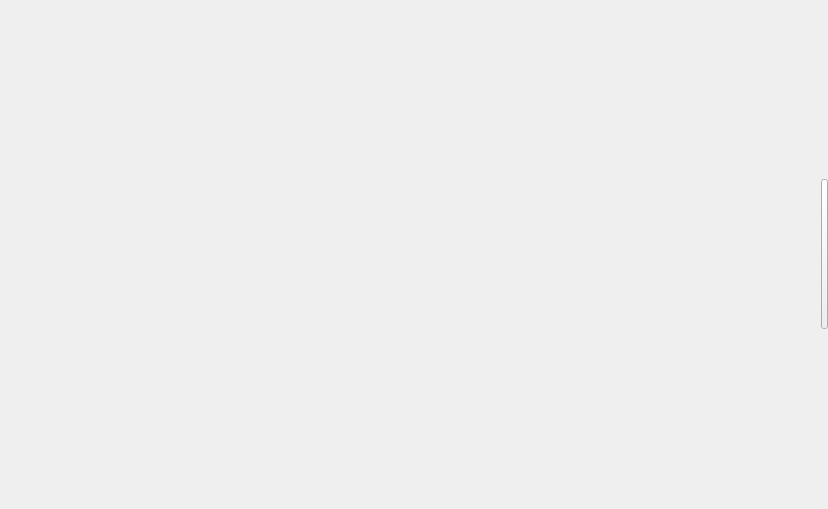
Qt form zapzap/view/drawer.ui (rafatosta/zapzap) before a commit.
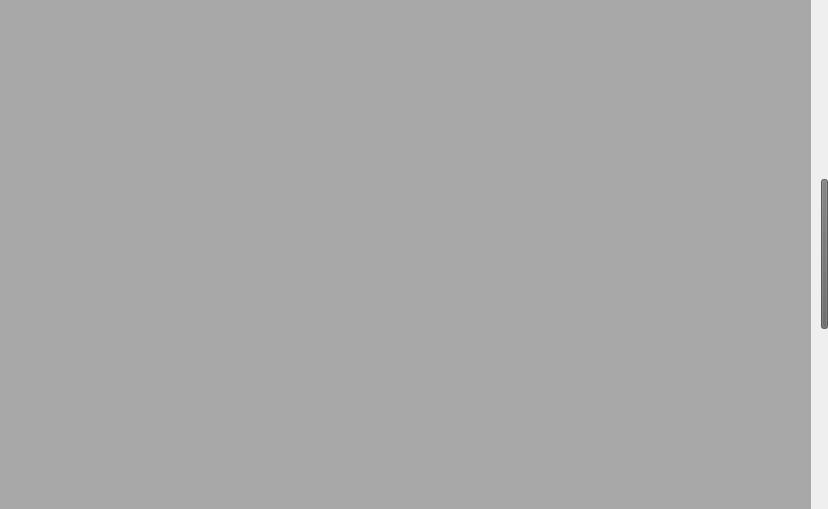
The same form after that commit.

Commit message: background drawer

Diff of the .ui file:
```diff
--- a/zapzap/view/drawer.ui
+++ b/zapzap/view/drawer.ui
@@ -26,7 +26,17 @@
    <bool>false</bool>
   </property>
   <property name="styleSheet">
-   <string notr="true"/>
+   <string notr="true">QWidget#blur{
+	background-color: rgba(0, 0, 0, 0.3);
+    border-radius: 0px;
+}
+
+QPushButton#openDrawerButton
+{
+    background-color:  rgba(100, 100, 100, 0.8);
+    border: 0.01em solid rgba(100, 100, 100, 0.8);
+    border-radius: 0.09em;
+}</string>
   </property>
   <layout class="QHBoxLayout" name="horizontalLayout_2">
    <property name="spacing">
```
The commit also changes 1 other file.
